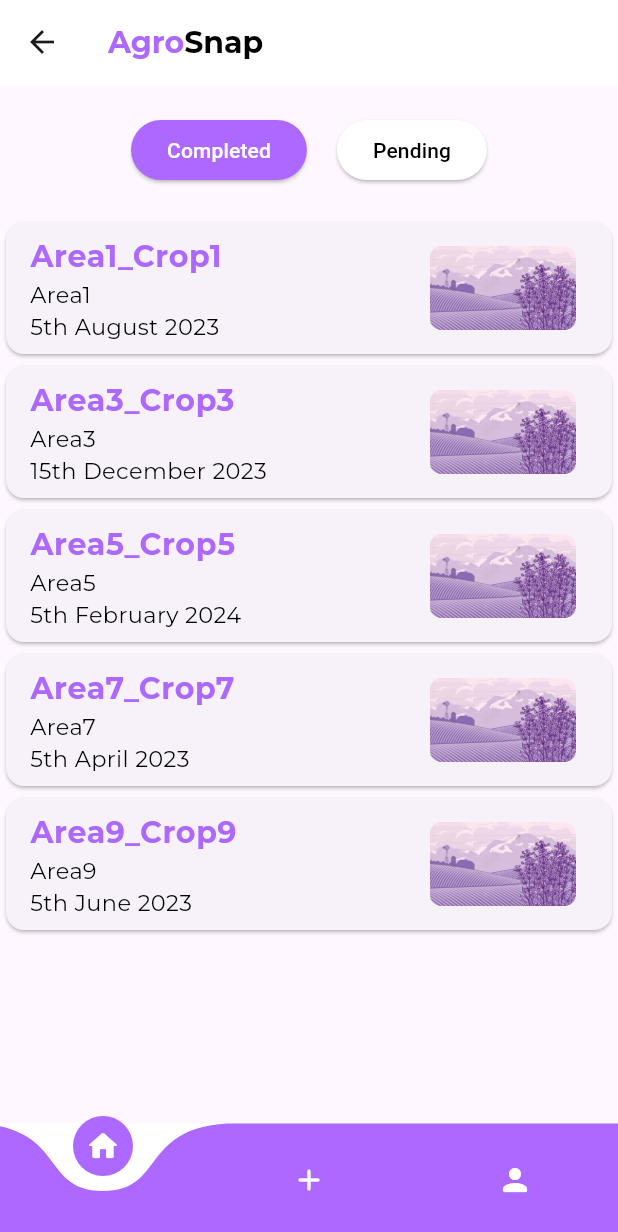
After one commit to jaivardhan-bhola/Hack-o-mania-submission, a Flutter app: the screen it shows after launch, item 2 of the bottom bar chosen, after a tap on "Cancel", on a phone screen of 412 x 824 dp. The commit adds this screen. Shown: the top 1232 px of the screen. Run offline on Flutter 3.47's test engine with Material 3 defaults, Android fonts, the phone set to English and light mode, and no system bars; drawn by our look-alikes of curved_navigation_bar; our stand-ins replace camera, file_picker, google_fonts, google_maps_flutter; missing offline and left inert: textfield_datepicker.

Commit message:
UI Changes

```diff
--- a/lib/main.dart
+++ b/lib/main.dart
@@ -1,4 +1,5 @@
 import 'package:agrosnap/pages/home.dart';
+import 'package:agrosnap/pages/home_admin.dart';
 import 'package:flutter/material.dart';
 
 
@@ -11,7 +12,7 @@ class MyApp extends StatelessWidget {
   Widget build(BuildContext context) {
     return const MaterialApp(
       debugShowCheckedModeBanner: false,
-      home: Home(),
+      home:HomeAdmin(),
     );
   }
 }
--- /dev/null
+++ b/lib/pages/add_folder.dart
@@ -0,0 +1,127 @@
+import 'package:agrosnap/pages/home_admin.dart';
+import 'package:flutter/material.dart';
+import 'package:google_fonts/google_fonts.dart';
+import 'package:textfield_datepicker/textfield_datepicker.dart';
+import 'package:intl/intl.dart';
+class AddFolder extends StatefulWidget {
+  const AddFolder({super.key});
+
+  @override
+  AddFolderState createState() => AddFolderState();
+}
+
+List <String> _status = ["completed", "pending"];
+class AddFolderState extends State<AddFolder> {
+
+  final _textfieldDatePickerController = TextEditingController();
+
+  String _currstatus = _status[0];
+  @override
+  void initState() {
+    super.initState();
+  }
+
+  @override
+  Widget build(BuildContext context) {
+    return AlertDialog(
+      title: Text("Add Folder", style: GoogleFonts.montserrat(textStyle: const TextStyle(color: Colors.black, fontSize: 20, fontWeight: FontWeight.bold))),
+      content: SizedBox(
+        height: MediaQuery.of(context).size.height * 0.45,
+        width: MediaQuery.of(context).size.width * 0.8,
+        child: Column(
+          crossAxisAlignment: CrossAxisAlignment.start,
+          children: [
+            TextField (
+                      decoration: InputDecoration(
+                        hintText: "Name",
+                        hintStyle: GoogleFonts.montserrat(textStyle: TextStyle(color: Colors.grey[400], fontSize: 15, fontWeight: FontWeight.w400)),
+                        border: OutlineInputBorder(
+                          borderRadius: BorderRadius.circular(20),
+                          borderSide: const BorderSide(color: Colors.grey),
+                        ),
+                        focusedBorder: OutlineInputBorder(
+                          borderRadius: BorderRadius.circular(20),
+                          borderSide: const BorderSide(color: Color.fromARGB(255, 172,104,255)),
+                        ),
+                      ),
+                    ),
+                    const SizedBox(height: 20),
+                    TextField (
+                      decoration: InputDecoration(
+                        hintText: "Area",
+                        hintStyle: GoogleFonts.montserrat(textStyle: TextStyle(color: Colors.grey[400], fontSize: 15, fontWeight: FontWeight.w400)),
+                        border: OutlineInputBorder(
+                          borderRadius: BorderRadius.circular(20),
+                          borderSide: const BorderSide(color: Colors.grey),
+                        ),
+                        focusedBorder: OutlineInputBorder(
+                          borderRadius: BorderRadius.circular(20),
+                          borderSide: const BorderSide(color: Color.fromARGB(255, 172,104,255)),
+                        ),
+                      ),
+                    ),
+                    const SizedBox(height: 25),
+                    Text("Date", style: GoogleFonts.montserrat(textStyle: const TextStyle(color: Colors.black, fontSize: 15, fontWeight: FontWeight.w400))),
+                    TextfieldDatePicker(cupertinoDatePickerBackgroundColor: Colors.white,
+              cupertinoDatePickerMaximumDate: DateTime(2099),
+              cupertinoDatePickerMaximumYear: 2099,
+              cupertinoDatePickerMinimumYear: 1990,
+              cupertinoDatePickerMinimumDate: DateTime(1990),
+              cupertinoDateInitialDateTime: DateTime.now(),
+              materialDatePickerFirstDate: DateTime.now(),
+              materialDatePickerInitialDate: DateTime.now(),
+              materialDatePickerLastDate: DateTime(2099),
+              preferredDateFormat: DateFormat("yyyy-MM-dd"),
+              textfieldDatePickerController: _textfieldDatePickerController,
+              ),
+                    const SizedBox(height: 20),
+                    Padding(
+                      padding: const EdgeInsets.only(left: 10),
+                      child: Text("Status", style: GoogleFonts.montserrat(textStyle: const TextStyle(color: Colors.black, fontSize: 15, fontWeight: FontWeight.w400))),
+                    ),
+                    const SizedBox(width: 20),
+                    Row(
+                      children: [
+                        Radio(
+                          value: _status[0],
+                          groupValue: _currstatus,
+                          onChanged: (value) {
+                            setState(() {
+                              _currstatus = value.toString();
+                            });
+                          },
+                        ),
+
+                        Text("Completed", style: GoogleFonts.montserrat(textStyle: const TextStyle(color: Colors.black, fontSize: 15, fontWeight: FontWeight.w400))),
+                      ],
+                    ),
+                    Row(
+                      children: [
+                        Radio(
+                          value: _status[1],
+                          groupValue: _currstatus,
+                          onChanged: (value) {
+                            setState(() {
+                              _currstatus = value.toString();
+                            });
+                          },
+                        ),
+                        Text("Pending", style: GoogleFonts.montserrat(textStyle: const TextStyle(color: Colors.black, fontSize: 15, fontWeight: FontWeight.w400))),
+                      ],
+                    ),
+          ],
+        ),
+      ),
+      actions: [
+        TextButton(
+          onPressed: () => Navigator.push(context, MaterialPageRoute(builder: (context) => const HomeAdmin())),
+          child: const Text("Cancel"),
+        ),
+        TextButton(
+          onPressed: () => Navigator.push(context, MaterialPageRoute(builder: (context) => const HomeAdmin())),
+          child: const Text("Add"),
+        ),
+      ],
+    );
+  }
+}
--- /dev/null
+++ b/lib/pages/admin_dashboard.dart
@@ -0,0 +1,144 @@
+import 'package:flutter/material.dart';
+import 'package:google_fonts/google_fonts.dart';
+
+class AdminDashboard extends StatefulWidget {
+  const AdminDashboard({Key? key}) : super(key: key);
+
+  @override
+  AdminDashboardState createState() => AdminDashboardState();
+}
+  class AdminDashboardState extends State<AdminDashboard> {
+    bool _flag1 = true;
+    bool _flag2 = false;
+    Map<String, Map> folders = {
+      "Area1_Crop1": {
+        "area": "Area1",
+        "crop": "Crop1",
+        "date" : "5th August 2023",
+        "status": "completed",
+      },
+      "Area2_Crop2": {
+        "area": "Area2",
+        "crop": "Crop2",
+        "date" : "29th October 2023",
+        "status": "pending",
+      },
+      "Area3_Crop3": {
+        "area": "Area3",
+        "crop": "Crop3",
+        "date" : "15th December 2023",
+        "status": "completed",
+      },
+      "Area4_Crop4": {
+        "area": "Area4",
+        "crop": "Crop4",
+        "date" : "1st January 2024",
+        "status": "pending",
+      },
+      "Area5_Crop5": {
+        "area": "Area5",
+        "crop": "Crop5",
+        "date" : "5th February 2024",
+        "status": "completed",
+      },
+      "Area6_Crop6": {
+        "area": "Area6",
+        "crop": "Crop6",
+        "date" : "15th March 2023",
+        "status": "pending",
+      },
+      "Area7_Crop7": {
+        "area": "Area7",
+        "crop": "Crop7",
+        "date" : "5th April 2023",
+        "status": "completed",
+      },
+      "Area8_Crop8": {
+        "area": "Area8",
+        "crop": "Crop8",
+        "date" : "15th May 2023",
+        "status": "pending",
+      },
+      "Area9_Crop9": {
+        "area": "Area9",
+        "crop": "Crop9",
+        "date" : "5th June 2023",
+        "status": "completed",
+      },
+    };
+    @override
+    void initState() {
+      super.initState();
+  }
+  @override
+  Widget build(BuildContext context) {
+    return Scaffold(
+      body: Column(
+        children: [
+          const SizedBox(height: 20),
+          Row(
+            mainAxisAlignment: MainAxisAlignment.center,
+            children: [
+              ElevatedButton(
+                onPressed: () {
+                  setState(() {
+                    _flag1 = true;
+                    _flag2 = false;
+                  });
+                },
+                style: ElevatedButton.styleFrom(
+                  backgroundColor: _flag1 ? const Color.fromARGB(255, 172, 104, 255) : Colors.white,
+                ),
+                child:  Text("Completed", style: TextStyle( color: _flag1 ? Colors.white : Colors.black)),
+              ),
+              const SizedBox(width: 20),
+              ElevatedButton(
+                onPressed: () {
+                  setState(() {
+                    _flag1 = false;
+                    _flag2 = true;
+                  });
+                },
+                style: ElevatedButton.styleFrom(
+                  backgroundColor: _flag2 ? const Color.fromARGB(255, 172, 104, 255) : Colors.white,
+                ),
+                child: Text("Pending", style: TextStyle(color: _flag2 ? Colors.white : Colors.black)),
+              ),
+            ],
+          ),
+          const SizedBox(height: 20),
+          Expanded(
+            child: ListView.builder(
+              itemCount: folders.length,
+              itemBuilder: (context, index) {
+                String key = folders.keys.elementAt(index);
+                Map folder = folders[key]!;
+                if (_flag1 && folder["status"] == "completed") {
+                  return Card(
+                    child: ListTile(
+                      title: Text(key, style: GoogleFonts.montserrat(textStyle: const TextStyle(color: Color.fromARGB(255, 172, 104, 255), fontSize: 20, fontWeight: FontWeight.bold))),
+                      subtitle: Text("${folder["area"]}\n${folder["date"]}", style: GoogleFonts.montserrat(textStyle: const TextStyle(color: Colors.black, fontSize: 15, fontWeight: FontWeight.w400))),
+                      trailing: Image.asset(
+                        "assets/Field.png",
+                      )
+                    ),
+                  );
+                } else if (_flag2 && folder["status"] == "pending") {
+                  return Card(
+                    child: ListTile(
+                      title: Text(key, style: GoogleFonts.montserrat(textStyle: const TextStyle(color: Color.fromARGB(255, 172, 104, 255), fontSize: 20, fontWeight: FontWeight.bold))),
+                      subtitle: Text("${folder["area"]}\n${folder["date"]}", style: GoogleFonts.montserrat(textStyle: const TextStyle(color: Colors.black, fontSize: 15, fontWeight: FontWeight.w400))),
+                      trailing: Image.asset(
+                        "assets/Field.png",
+                      )
+                    ),
+                  );
+                } else {
+                  return const SizedBox.shrink();
+                }
+  })),
+        ],
+      ),
+      );
+  }
+}
--- /dev/null
+++ b/lib/pages/home_admin.dart
@@ -0,0 +1,67 @@
+import 'package:agrosnap/pages/account.dart';
+import 'package:agrosnap/pages/add_folder.dart';
+import 'package:agrosnap/pages/admin_dashboard.dart';
+import 'package:curved_navigation_bar/curved_navigation_bar.dart';
+import 'package:flutter/material.dart';
+import 'package:google_fonts/google_fonts.dart';
+
+
+class HomeAdmin extends StatefulWidget {
+  const HomeAdmin({super.key});
+
+  @override
+  HomeAdminState createState() => HomeAdminState();
+}
+
+class HomeAdminState extends State<HomeAdmin> {
+
+  int currentIndex = 0;
+  final List<Widget> screens = [
+    const AdminDashboard(),
+    const AddFolder(),
+    const Account(),
+  ];
+
+  @override
+  void initState() {
+    super.initState();
+  }
+
+  @override
+  Widget build(BuildContext context) {
+    return Scaffold(
+     appBar: AppBar(
+        elevation: 0,
+        backgroundColor: Colors.white,
+        title: RichText(
+          text: TextSpan(
+            text: 'Agro',
+            style: GoogleFonts.montserrat(textStyle: const TextStyle(color: Color.fromARGB(255, 172, 104, 255), fontSize: 20, fontWeight: FontWeight.bold)),
+            children:  <TextSpan>[
+              TextSpan(text: 'Snap', style: GoogleFonts.montserrat(textStyle: const TextStyle(color: Colors.black, fontSize: 20, fontWeight: FontWeight.bold))),
+            ],
+          ),
+        ),
+
+        // leading: Padding(
+        //   padding: const EdgeInsets.all(8.0),
+        //   child: ClipRRect(borderRadius: BorderRadius.circular(50), child: Image.asset('assets/Logo.png', height: 20, width: 50)),
+        // ),
+        ),
+      body: screens[currentIndex],
+      bottomNavigationBar: CurvedNavigationBar(
+        onTap:(index) => setState(() => currentIndex = index),
+        color: const Color.fromARGB(255, 172, 104, 255),
+        backgroundColor: Colors.white,
+        animationDuration: const Duration(milliseconds: 150),
+        items: const [
+          Icon(Icons.home_rounded, color: Colors.white,),
+          Icon(Icons.add_rounded, color: Colors.white,),
+          Icon(Icons.person_rounded, color: Colors.white,),
+
+
+        ],
+      ),
+    );
+  }
+}
--- a/lib/pages/upload_details_field.dart
+++ b/lib/pages/upload_details_field.dart
@@ -75,7 +75,7 @@ class uploadDetailsFieldState extends State<uploadDetailsField> {
                 child: Column(
                   crossAxisAlignment: CrossAxisAlignment.center,
                   children: [
-                    Text("Dimensions", style: GoogleFonts.montserrat(textStyle: TextStyle(color: Color.fromARGB(255, 172, 104, 255), fontSize: 25, fontWeight: FontWeight.w600))),
+                    Text("Dimensions", style: GoogleFonts.montserrat(textStyle: const TextStyle(color: Color.fromARGB(255, 172, 104, 255), fontSize: 25, fontWeight: FontWeight.w600))),
                     const SizedBox(height: 10),
                     Image.asset("assets/Field2.png"),
                     const SizedBox(height: 20),
--- a/lib/pages/upload_details_yield.dart
+++ b/lib/pages/upload_details_yield.dart
@@ -75,7 +75,7 @@ class uploadDetailsYieldState extends State<uploadDetailsYield> {
                 child: Column(
                   crossAxisAlignment: CrossAxisAlignment.start,
                   children: [
-                    Center(child: Text("Yield Data", style: GoogleFonts.montserrat(textStyle: TextStyle(color: Color.fromARGB(255, 172,104,255), fontSize: 25, fontWeight: FontWeight.w600)))),
+                    Center(child: Text("Yield Data", style: GoogleFonts.montserrat(textStyle: const TextStyle(color: Color.fromARGB(255, 172,104,255), fontSize: 25, fontWeight: FontWeight.w600)))),
                     const SizedBox(height: 10),
                     Text("Crops", style: GoogleFonts.montserrat(textStyle: TextStyle(color: Colors.grey[800], fontSize: 12, fontWeight: FontWeight.w400))),
                     const SizedBox(height: 10),
--- a/pubspec.yaml
+++ b/pubspec.yaml
@@ -44,6 +44,8 @@ dependencies:
   percent_indicator: ^4.2.3
   file_picker: ^6.1.1
   google_maps_flutter: ^2.5.3
+  textfield_datepicker: ^0.2.0
+  intl: ^0.18.1
 
 dev_dependencies:
   flutter_test:
```
Also changed, not shown: pubspec.lock.
